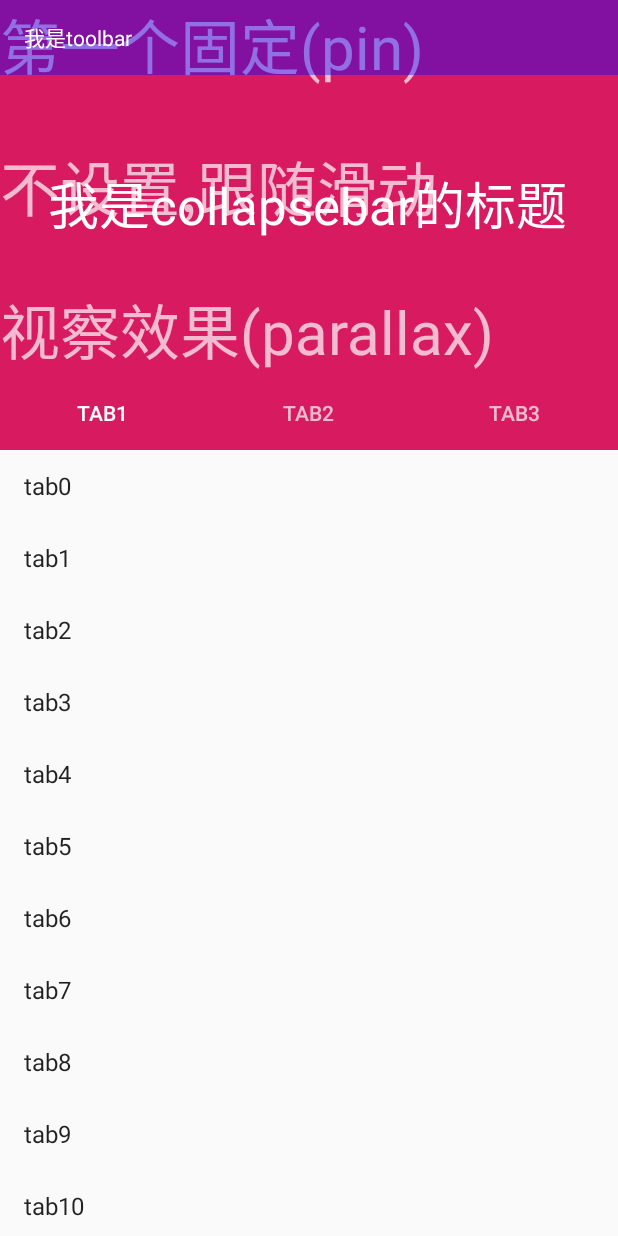
After one commit to 1170762202/LxViewLibs, an Android app: the CoordinatorAc screen opened directly, with no data from a screen before it, on a phone screen of 412 x 824 dp. The commit adds this screen. Run offline under Robolectric (Android 15) with nearby library versions, the phone set to English and light mode, and no system bars; our stand-ins replace ButterKnife.

Commit message:
2019-2-28 1.CoordinatorLayout+Tablayout

```diff
--- a/app/build.gradle
+++ b/app/build.gradle
@@ -27,6 +27,7 @@ dependencies {
     androidTestImplementation 'com.android.support.test.espresso:espresso-core:3.0.2'
 
     implementation 'com.gyf.immersionbar:immersionbar:2.3.3-beta15'
+    implementation 'com.android.support:design:28.0.0'
 
     /*butterknife*/
     implementation 'com.jakewharton:butterknife:8.4.0'
--- a/app/src/main/AndroidManifest.xml
+++ b/app/src/main/AndroidManifest.xml
@@ -24,6 +24,7 @@
             android:theme="@style/FullScreenStyle" />
         <activity android:name=".ui.drag_view.DragViewAc" />
         <activity android:name=".ui.combine_view.CombineAc" />
+        <activity android:name=".ui.coordinator.CoordinatorAc" />
     </application>
 
 </manifest>
--- a/app/src/main/java/com/zlx/lxviewlibs/MainActivity.java
+++ b/app/src/main/java/com/zlx/lxviewlibs/MainActivity.java
@@ -8,7 +8,9 @@ import android.widget.AdapterView;
 import android.widget.ArrayAdapter;
 import android.widget.ListView;
 
+import com.bumptech.glide.Glide;
 import com.zlx.lxviewlibs.ui.combine_view.CombineAc;
+import com.zlx.lxviewlibs.ui.coordinator.CoordinatorAc;
 import com.zlx.lxviewlibs.ui.drag_view.DragViewAc;
 
 import java.util.Arrays;
@@ -18,7 +20,7 @@ public class MainActivity extends AppCompatActivity implements AdapterView.OnIte
 
     private ListView listView;
 
-    private List<String> list = Arrays.asList("模仿微信拖拽放大缩小图片", "群聊头像组合");
+    private List<String> list = Arrays.asList("模仿微信拖拽放大缩小图片", "群聊头像组合","coordinator");
 
     @Override
     protected void onCreate(Bundle savedInstanceState) {
@@ -43,6 +45,9 @@ public class MainActivity extends AppCompatActivity implements AdapterView.OnIte
             case 1:
                 open(CombineAc.class);
                 break;
+            case 2:
+                open(CoordinatorAc.class);
+                break;
         }
     }
 
--- /dev/null
+++ b/app/src/main/java/com/zlx/lxviewlibs/ui/coordinator/CoordinatorAc.java
@@ -0,0 +1,140 @@
+package com.zlx.lxviewlibs.ui.coordinator;
+
+import android.content.Context;
+import android.graphics.Color;
+import android.os.Bundle;
+import android.support.annotation.NonNull;
+import android.support.annotation.Nullable;
+import android.support.design.widget.TabLayout;
+import android.support.v4.content.ContextCompat;
+import android.support.v4.view.PagerAdapter;
+import android.support.v4.view.ViewPager;
+import android.support.v7.app.AppCompatActivity;
+import android.support.v7.widget.LinearLayoutManager;
+import android.support.v7.widget.RecyclerView;
+import android.view.Gravity;
+import android.view.LayoutInflater;
+import android.view.View;
+import android.view.ViewGroup;
+import android.widget.ArrayAdapter;
+import android.widget.ListView;
+import android.widget.TextView;
+
+import com.zlx.lxviewlibs.R;
+
+import java.util.ArrayList;
+import java.util.List;
+
+import butterknife.BindView;
+import butterknife.ButterKnife;
+
+/**
+ * @date: 2019\2\28 0028
+ * @author: zlx
+ * @email: 1170762202@qq.com
+ * @description:
+ */
+public class CoordinatorAc extends AppCompatActivity {
+
+    @BindView(R.id.tabLayout)
+    TabLayout tabLayout;
+    @BindView(R.id.vp)
+    ViewPager vp;
+
+    private List<String> list = new ArrayList<>();
+
+    private VpAdapter adapter;
+    private Context context;
+    private ArrayList<String> data = new ArrayList<>();
+
+    @Override
+    protected void onCreate(@Nullable Bundle savedInstanceState) {
+        super.onCreate(savedInstanceState);
+        setContentView(R.layout.ac_coordinator);
+        ButterKnife.bind(this);
+        initViews();
+    }
+
+    private void initViews() {
+        context = this;
+        list.add("tab1");
+        list.add("tab2");
+        list.add("tab3");
+        data = new ArrayList<>();
+        for (int i = 0; i < 20; i++) {
+            data.add("tab" + i);
+        }
+
+        adapter = new VpAdapter();
+        vp.setAdapter(adapter);
+        tabLayout.setTabMode(TabLayout.MODE_FIXED);
+        tabLayout.setupWithViewPager(vp);
+        for (int i = 0; i < list.size(); i++) {
+            TabLayout.Tab tabAt = tabLayout.getTabAt(i);
+            if (tabAt != null) {
+                tabAt.setText(list.get(i));
+            }
+        }
+    }
+
+
+    class VpAdapter extends PagerAdapter {
+
+        @Override
+        public int getCount() {
+            return list.size();
+        }
+
+        @Override
+        public boolean isViewFromObject(@NonNull View view, @NonNull Object o) {
+            return view == o;
+        }
+
+        @NonNull
+        @Override
+        public Object instantiateItem(@NonNull ViewGroup container, int position) {
+            View body = LayoutInflater.from(context).inflate(R.layout.coordinator_item, null);
+            RecyclerView recyclerView = body.findViewById(R.id.recycler_view);
+            recyclerView.setLayoutManager(new LinearLayoutManager(context));
+            RvAdpater adpater = new RvAdpater();
+            recyclerView.setAdapter(adpater);
+            container.addView(body);
+            return body;
+        }
+
+        @Override
+        public void destroyItem(@NonNull ViewGroup container, int position, @NonNull Object object) {
+            container.removeView((View) object);
+        }
+    }
+
+    class RvAdpater extends RecyclerView.Adapter<RvAdpater.ViewHolder> {
+
+        @NonNull
+        @Override
+        public ViewHolder onCreateViewHolder(@NonNull ViewGroup viewGroup, int i) {
+            View body = LayoutInflater.from(context).inflate(android.R.layout.simple_list_item_1, viewGroup, false);
+            return new ViewHolder(body);
+        }
+
+        @Override
+        public void onBindViewHolder(@NonNull ViewHolder viewHolder, int i) {
+            viewHolder.text1.setText(data.get(i));
+        }
+
+        @Override
+        public int getItemCount() {
+            return data.size();
+        }
+
+        public class ViewHolder extends RecyclerView.ViewHolder {
+
+            public TextView text1;
+
+            public ViewHolder(@NonNull View itemView) {
+                super(itemView);
+                text1 = itemView.findViewById(android.R.id.text1);
+            }
+        }
+    }
+}
--- /dev/null
+++ b/app/src/main/java/com/zlx/lxviewlibs/ui/coordinator/NoScrollViewPager.java
@@ -0,0 +1,62 @@
+package com.zlx.lxviewlibs.ui.coordinator;
+
+import android.content.Context;
+import android.support.v4.view.ViewPager;
+import android.util.AttributeSet;
+import android.view.MotionEvent;
+
+/**
+ * Author: Zlx on 2017/12/23.
+ * Email:1170762202@qq.com
+ */
+public class NoScrollViewPager extends ViewPager {
+    private boolean noScroll = false;
+
+    public NoScrollViewPager(Context context, AttributeSet attrs) {
+        super(context, attrs);
+        // TODO Auto-generated constructor stub
+    }
+
+    public NoScrollViewPager(Context context) {
+        super(context);
+    }
+
+    public void setNoScroll(boolean noScroll) {
+        this.noScroll = noScroll;
+    }
+
+    @Override
+    public void scrollTo(int x, int y) {
+        super.scrollTo(x, y);
+    }
+
+    @Override
+    public boolean onTouchEvent(MotionEvent arg0) {
+        /* return false;//super.onTouchEvent(arg0); */
+        if (noScroll) {
+            return false;
+        } else {
+            return super.onTouchEvent(arg0);
+        }
+    }
+
+    @Override
+    public boolean onInterceptTouchEvent(MotionEvent arg0) {
+        if (noScroll) {
+            return false;
+        } else {
+            return super.onInterceptTouchEvent(arg0);
+        }
+    }
+
+    @Override
+    public void setCurrentItem(int item, boolean smoothScroll) {
+        super.setCurrentItem(item, smoothScroll);
+    }
+
+    @Override
+    public void setCurrentItem(int item) {
+        super.setCurrentItem(item, false);
+    }
+
+}
--- /dev/null
+++ b/app/src/main/res/layout/ac_coordinator.xml
@@ -0,0 +1,80 @@
+<?xml version="1.0" encoding="utf-8"?>
+<android.support.design.widget.CoordinatorLayout xmlns:android="http://schemas.android.com/apk/res/android"
+    xmlns:app="http://schemas.android.com/apk/res-auto"
+    android:layout_width="match_parent"
+    android:layout_height="match_parent">
+
+    <android.support.design.widget.AppBarLayout
+        android:layout_width="match_parent"
+        android:layout_height="wrap_content"
+        android:theme="@style/ThemeOverlay.AppCompat.Dark.ActionBar">
+
+        <android.support.design.widget.CollapsingToolbarLayout
+            android:layout_width="match_parent"
+            android:layout_height="250dp"
+            app:contentScrim="@color/colorAccent"
+            app:expandedTitleMarginBottom="100dp"
+            app:layout_scrollFlags="scroll|exitUntilCollapsed"
+            app:title="我是collapsebar的标题">
+
+            <ImageView
+                android:layout_width="match_parent"
+                android:layout_height="match_parent"
+                android:scaleType="centerCrop"
+                android:background="@color/colorAccent"/>
+
+            <TextView
+                android:layout_width="match_parent"
+                android:layout_height="wrap_content"
+                android:text="第一个固定(pin)"
+                android:textSize="40sp"
+                app:layout_collapseMode="pin" />
+
+            <TextView
+                android:layout_width="match_parent"
+                android:layout_height="wrap_content"
+                android:layout_gravity="center"
+                android:text="不设置,跟随滑动"
+                android:textSize="40sp" />
+
+            <TextView
+                android:layout_width="match_parent"
+                android:layout_height="wrap_content"
+                android:layout_gravity="bottom"
+                android:text="视察效果(parallax)"
+                android:textSize="40sp"
+                app:layout_collapseMode="parallax" />
+
+            <android.support.v7.widget.Toolbar
+                android:layout_width="match_parent"
+                android:layout_height="50dp"
+                android:layout_gravity="top"
+                android:background="#600f"
+                app:layout_collapseMode="pin">
+
+                <TextView
+                    android:layout_width="wrap_content"
+                    android:layout_height="wrap_content"
+                    android:text="我是toolbar"
+                    android:textColor="#fff" />
+            </android.support.v7.widget.Toolbar>
+
+
+        </android.support.design.widget.CollapsingToolbarLayout>
+
+        <android.support.design.widget.TabLayout
+            android:id="@+id/tabLayout"
+            android:layout_width="match_parent"
+            android:layout_height="50dp"
+            android:background="@color/colorAccent"
+            android:layout_gravity="bottom" />
+    </android.support.design.widget.AppBarLayout>
+
+
+    <android.support.v4.view.ViewPager
+        android:id="@+id/vp"
+        android:layout_width="match_parent"
+        android:layout_height="match_parent"
+        app:layout_behavior="@string/appbar_scrolling_view_behavior" />
+
+</android.support.design.widget.CoordinatorLayout>
--- /dev/null
+++ b/app/src/main/res/layout/coordinator_item.xml
@@ -0,0 +1,12 @@
+<?xml version="1.0" encoding="utf-8"?>
+<LinearLayout xmlns:android="http://schemas.android.com/apk/res/android"
+    android:layout_width="match_parent"
+    android:layout_height="match_parent"
+    xmlns:app="http://schemas.android.com/apk/res-auto"
+    android:orientation="vertical">
+
+    <android.support.v7.widget.RecyclerView
+        android:id="@+id/recycler_view"
+        android:layout_width="match_parent"
+        android:layout_height="wrap_content"/>
+</LinearLayout>
```
Also changed, not shown: app/src/main/res/drawable/bg.png (added), 1 other file.
